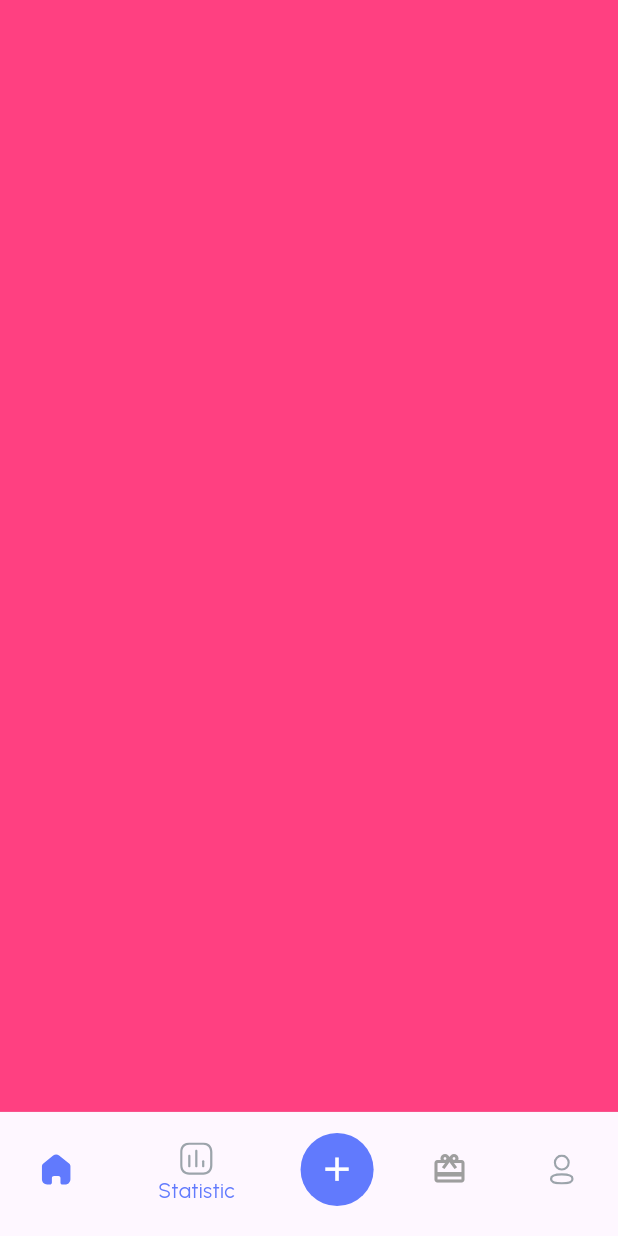
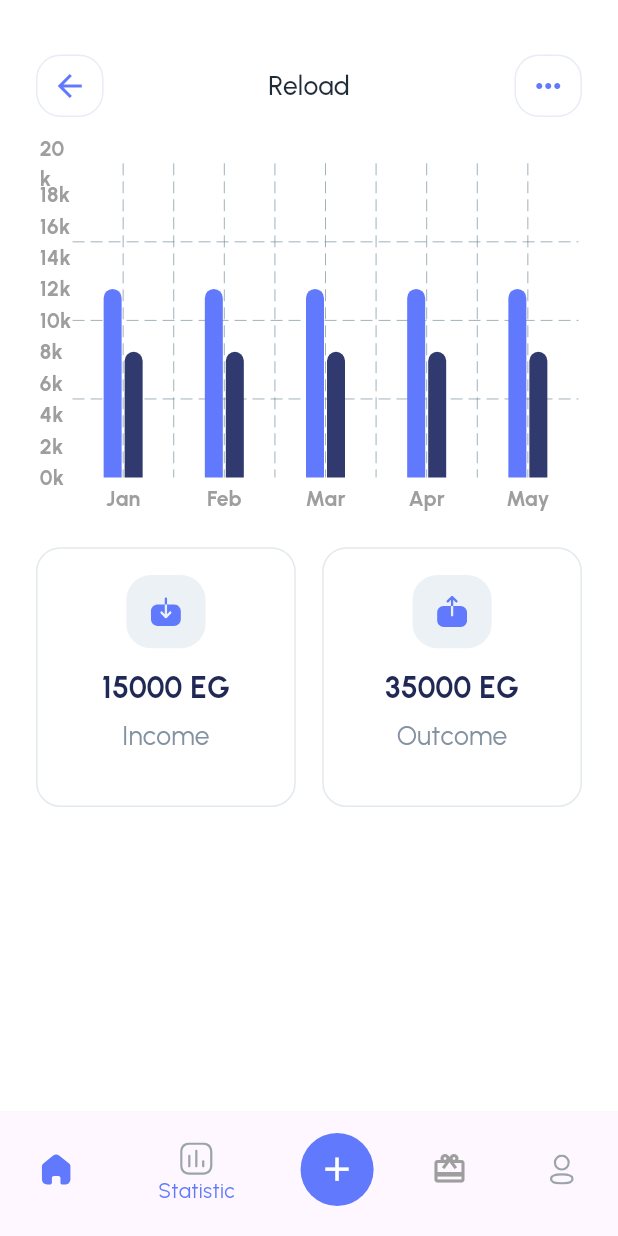
Before and after one commit to yasminemohsen269-collab/finance_app, a Flutter app: the MainView screen opened by its route, item 2 of the bottom bar chosen, on a phone screen of 412 x 824 dp. Run offline on Flutter 3.47's test engine with Material 3 defaults, Android fonts, the phone set to English and light mode, and no system bars; drawn by our look-alikes of fl_chart; our stand-ins replace carousel_slider, dots_indicator, flutter_screenutil, flutter_svg, go_router, pin_code_fields.

Commit message:
create statistic view

```diff
--- a/lib/utils/app_assets.dart
+++ b/lib/utils/app_assets.dart
@@ -9,11 +9,11 @@ class AppAssets {
   static const String visa = "assets/images/visa.jpg";
   static const String layer1 = "assets/images/layer1.png";
   static const String layer2 = "assets/images/layerTwo.png";
-
   static const String profilePhoto = "assets/images/profile.png";
-
   static const String sendIcon = "assets/icons/Send.svg";
   static const String walletIcon = "assets/icons/Wallet.svg";
   static const String friendsIcon = "assets/icons/3-Friends.svg";
   static const String editIcon = "assets/icons/edit.svg";
+  static const String downloadIcon = "assets/icons/Download.svg";
+  static const String uploadIcon = "assets/icons/Upload.svg";
 }
--- a/lib/views/main_view.dart
+++ b/lib/views/main_view.dart
@@ -3,6 +3,7 @@ import 'package:financeapp/utils/app_color.dart';
 import 'package:financeapp/views/home_view.dart';
 import 'package:financeapp/views/my_cart_view.dart';
 import 'package:financeapp/views/profile_view.dart';
+import 'package:financeapp/views/statistic_view.dart';
 import 'package:flutter/material.dart';
 import 'package:flutter_screenutil/flutter_screenutil.dart';
 import 'package:flutter_svg/svg.dart';
@@ -18,11 +19,7 @@ class _MainViewState extends State<MainView> {
   int currentInex = 0;
   List<Widget> screens = [
     HomeView(),
-    Container(
-      width: double.infinity,
-      height: double.infinity,
-      color: Colors.pinkAccent,
-    ),
+    StatisticView(),
     Container(
       width: double.infinity,
       height: double.infinity,
--- a/lib/views/my_cart_view.dart
+++ b/lib/views/my_cart_view.dart
@@ -1,7 +1,4 @@
-import 'package:financeapp/utils/app_styles.dart';
-import 'package:financeapp/widgets/back_button_widget.dart';
 import 'package:financeapp/widgets/card_item_widget.dart';
-import 'package:financeapp/widgets/carousal_widget.dart';
 import 'package:financeapp/widgets/custom_name_of_view.dart';
 import 'package:financeapp/widgets/spacing_widgets.dart';
 import 'package:flutter/material.dart';
--- /dev/null
+++ b/lib/views/statistic_view.dart
@@ -0,0 +1,161 @@
+import 'package:financeapp/utils/app_assets.dart';
+import 'package:financeapp/utils/app_color.dart';
+import 'package:financeapp/widgets/custom_home_view_item.dart';
+import 'package:financeapp/widgets/custom_name_of_view.dart';
+import 'package:financeapp/widgets/spacing_widgets.dart';
+import 'package:fl_chart/fl_chart.dart';
+import 'package:flutter/material.dart';
+import 'package:flutter_screenutil/flutter_screenutil.dart';
+import 'package:flutter_svg/svg.dart';
+
+class StatisticView extends StatefulWidget {
+  const StatisticView({super.key});
+
+  @override
+  State<StatisticView> createState() => _StatisticViewState();
+}
+
+class _StatisticViewState extends State<StatisticView> {
+  @override
+  Widget build(BuildContext context) {
+    return Padding(
+      padding: EdgeInsets.all(24.0),
+      child: Column(
+        children: [
+          HightSpace(height: 12.h),
+          CustomNameOfView(nameText: "Reload"),
+          HightSpace(height: 30.h),
+          SizedBox(
+            width: 327.w,
+            height: 236.h,
+            child: BarChart(
+              BarChartData(
+                titlesData: titlesData,
+                borderData: borderData,
+                barGroups: barGroups,
+                gridData: const FlGridData(show: true),
+                alignment: BarChartAlignment.spaceAround,
+                maxY: 20,
+              ),
+            ),
+          ),
+          HightSpace(height: 16.h),
+
+          Expanded(
+            child: GridView(
+              gridDelegate: SliverGridDelegateWithFixedCrossAxisCount(
+                crossAxisCount: 2,
+                mainAxisSpacing: 16.sp,
+                crossAxisSpacing: 16.sp,
+              ),
+              children: [
+                CustomHomeViewItem(
+                  icon: SvgPicture.asset(AppAssets.downloadIcon),
+                  title: "15000 EG",
+                  subTitle: "Income",
+                ),
+                CustomHomeViewItem(
+                  icon: SvgPicture.asset(AppAssets.uploadIcon),
+                  title: "35000 EG",
+                  subTitle: "Outcome",
+                ),
+              ],
+            ),
+          ),
+        ],
+      ),
+    );
+  }
+
+  Widget getTitles(double value, TitleMeta meta) {
+    final style = TextStyle(
+      color: Colors.grey,
+      fontWeight: FontWeight.bold,
+      fontSize: 14,
+    );
+    String text;
+    switch (value.toInt()) {
+      case 0:
+        text = 'Jan';
+        break;
+      case 1:
+        text = 'Feb';
+        break;
+      case 2:
+        text = 'Mar';
+        break;
+      case 3:
+        text = 'Apr';
+        break;
+      case 4:
+        text = 'May';
+        break;
+      case 5:
+        text = 'St';
+        break;
+      case 6:
+        text = 'Sn';
+        break;
+      default:
+        text = '';
+        break;
+    }
+    return SideTitleWidget(
+      meta: meta,
+      space: 4,
+      child: Text(text, style: style),
+    );
+  }
+
+  FlTitlesData get titlesData => FlTitlesData(
+    show: true,
+    bottomTitles: AxisTitles(
+      sideTitles: SideTitles(
+        showTitles: true,
+        reservedSize: 30,
+        getTitlesWidget: getTitles,
+      ),
+    ),
+    leftTitles: AxisTitles(
+      sideTitles: SideTitles(
+        showTitles: true,
+        interval: 2,
+        getTitlesWidget: (value, meta) => Text(
+          "${value.toInt()}k",
+          style: TextStyle(color: Colors.grey, fontWeight: FontWeight.bold),
+        ),
+      ),
+    ),
+    topTitles: const AxisTitles(sideTitles: SideTitles(showTitles: false)),
+    rightTitles: const AxisTitles(sideTitles: SideTitles(showTitles: false)),
+  );
+
+  FlBorderData get borderData => FlBorderData(show: false);
+
+  List<BarChartGroupData> get barGroups => [
+    for (int i = 0; i < 5; i++)
+      BarChartGroupData(
+        x: i,
+        barRods: [
+          BarChartRodData(
+            toY: 12,
+            color: AppColor.praimaryColor,
+            width: 12,
+            borderRadius: BorderRadius.only(
+              topLeft: Radius.circular(8.r),
+              topRight: Radius.circular(8.r),
+            ),
+          ),
+          BarChartRodData(
+            toY: 8,
+            color: Color(0xff303A6E),
+            width: 12,
+            borderRadius: BorderRadius.only(
+              topLeft: Radius.circular(8.r),
+              topRight: Radius.circular(8.r),
+            ),
+          ),
+        ],
+      ),
+  ];
+}
--- a/pubspec.yaml
+++ b/pubspec.yaml
@@ -40,6 +40,7 @@ dependencies:
   pin_code_fields: ^8.0.1
   carousel_slider: ^5.1.1
   dots_indicator: ^4.0.1
+  fl_chart: ^1.1.1
 
 dev_dependencies:
   flutter_test:
```
Also changed, not shown: assets/icons/Download.svg (added), assets/icons/Upload.svg (added), pubspec.lock.
